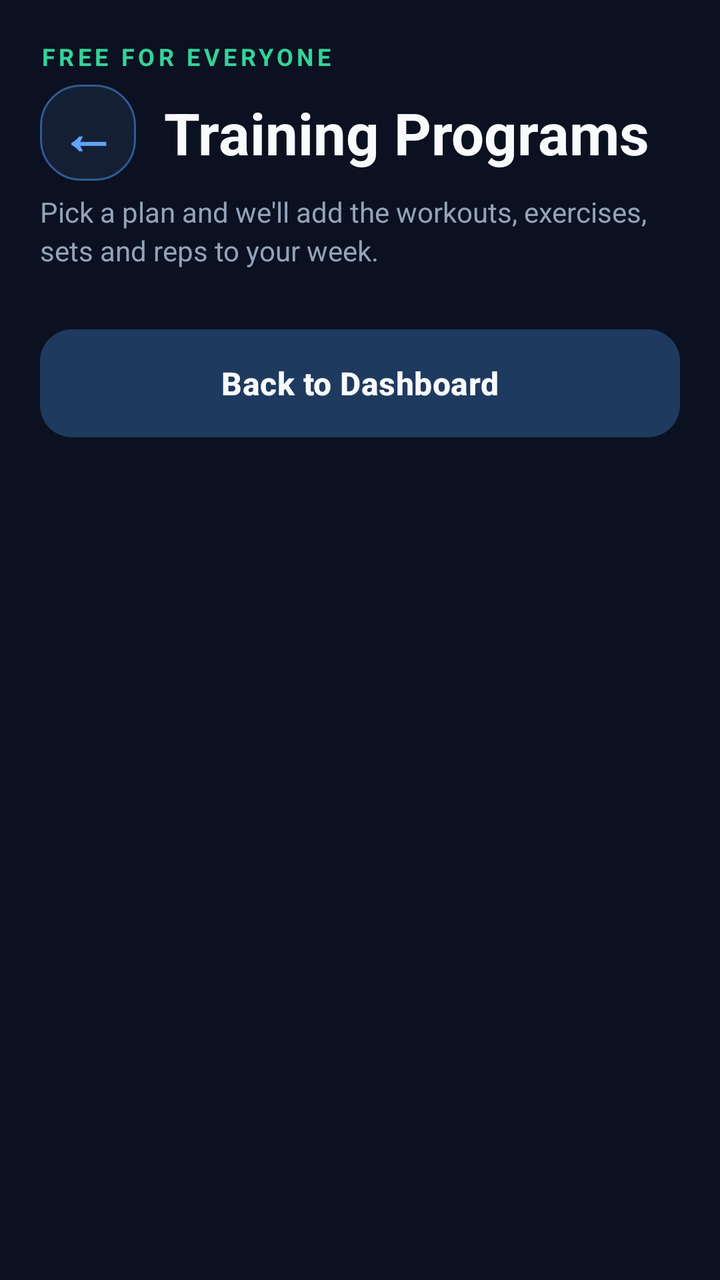
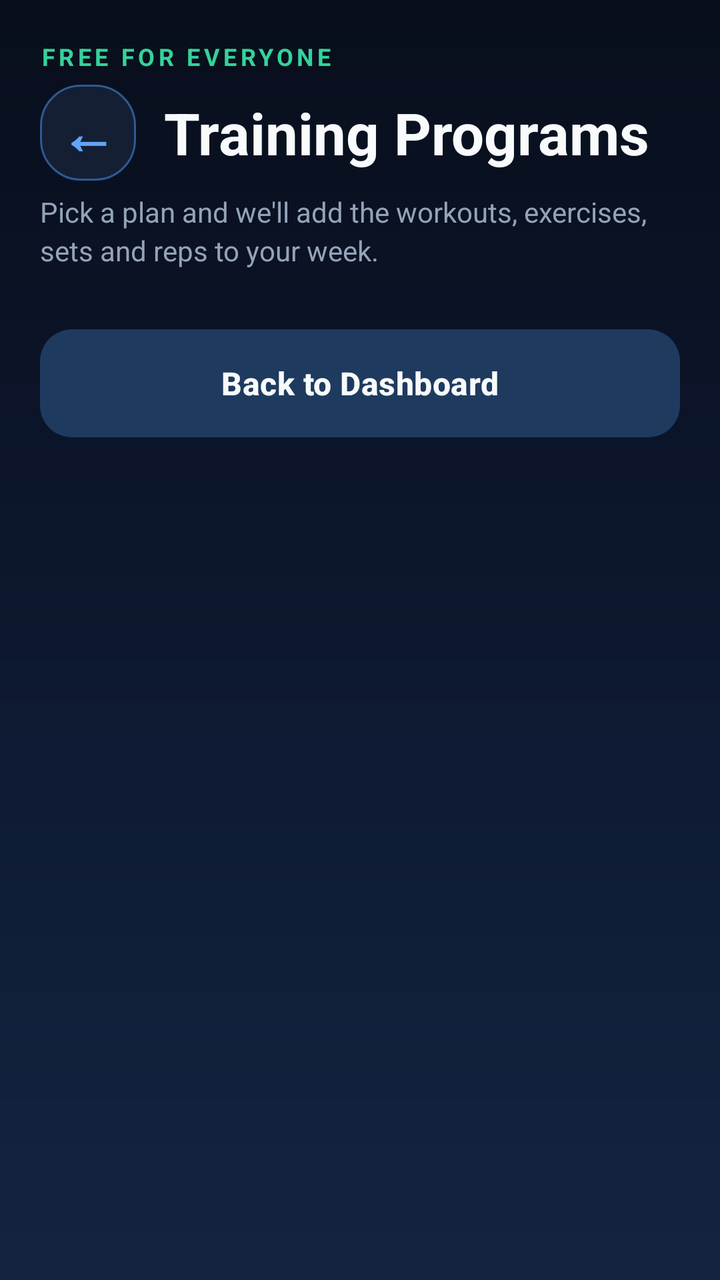

Compare the two renders of this Android layout. The source of the first and the diff that turns it into the second are given below.
<!-- AndroidManifest.xml: application theme Theme.GymTrackerPro -->
<!-- res/layout/activity_programs.xml -->
<?xml version="1.0" encoding="utf-8"?>
<ScrollView xmlns:android="http://schemas.android.com/apk/res/android"
    android:layout_width="match_parent"
    android:layout_height="match_parent"
    android:background="@color/gt_bg"
    android:fillViewport="true"
    android:scrollbars="none">

    <LinearLayout
        android:layout_width="match_parent"
        android:layout_height="wrap_content"
        android:orientation="vertical"
        android:padding="20dp">

        <TextView
            android:layout_width="wrap_content"
            android:layout_height="wrap_content"
            android:letterSpacing="0.15"
            android:text="FREE FOR EVERYONE"
            android:textColor="@color/gt_green"
            android:textSize="12sp"
            android:textStyle="bold" />

        
        <LinearLayout
            android:layout_width="match_parent"
            android:layout_height="wrap_content"
            android:layout_marginTop="6dp"
            android:gravity="center_vertical"
            android:orientation="horizontal">

            <TextView
                android:id="@+id/buttonBackArrow"
                android:layout_width="48dp"
                android:layout_height="48dp"
                android:background="@drawable/bg_card"
                android:clickable="true"
                android:contentDescription="Back to Dashboard"
                android:focusable="true"
                android:gravity="center"
                android:text="←"
                android:textColor="@color/gt_blue"
                android:textSize="28sp"
                android:textStyle="bold" />

            <TextView
                android:layout_width="0dp"
                android:layout_height="wrap_content"
                android:layout_marginStart="14dp"
                android:layout_weight="1"
                android:text="Training Programs"
                android:textColor="@color/gt_text"
                android:textSize="29sp"
                android:textStyle="bold" />

        </LinearLayout>

        <TextView
            android:layout_width="match_parent"
            android:layout_height="wrap_content"
            android:layout_marginTop="6dp"
            android:layout_marginBottom="22dp"
            android:lineSpacingExtra="3dp"
            android:text="Pick a plan and we'll add the workouts, exercises, sets and reps to your week."
            android:textColor="@color/gt_text_secondary"
            android:textSize="14sp" />

        <LinearLayout
            android:id="@+id/containerProgramsList"
            android:layout_width="match_parent"
            android:layout_height="wrap_content"
            android:orientation="vertical" />

        <Button
            android:id="@+id/buttonBackHome"
            style="@style/Widget.GymTracker.Button.Tonal"
            android:layout_width="match_parent"
            android:layout_height="54dp"
            android:layout_marginTop="8dp"
            android:layout_marginBottom="12dp"
            android:text="Back to Dashboard" />

    </LinearLayout>

</ScrollView>
<!-- resources referenced by this layout -->
<resources>
  <color name="gt_bg">#0B1120</color>
  <color name="gt_blue">#60A5FA</color>
  <color name="gt_green">#34D399</color>
  <color name="gt_text">#F8FAFC</color>
  <color name="gt_text_secondary">#94A3B8</color>
  <!-- drawable bg_card (drawable) -->
  <?xml version="1.0" encoding="utf-8"?>
  <shape xmlns:android="http://schemas.android.com/apk/res/android" android:shape="rectangle">
      <solid android:color="@color/gt_surface" />
      <corners android:radius="20dp" />
      <stroke android:width="1dp" android:color="@color/gt_stroke" />
  </shape>
  <style name="Widget.GymTracker.Button.Tonal">
          <item name="backgroundTint">@color/gt_tonal</item>
          <item name="android:textColor">@color/gt_text</item>
      </style>
  <style name="Theme.GymTrackerPro" parent="Base.Theme.GymTrackerPro" />
  <color name="gt_surface">#151F33</color>
  <color name="gt_stroke">#2F5A94</color>
  <color name="gt_tonal">#1E3A5F</color>
  <style name="Base.Theme.GymTrackerPro" parent="Theme.Material3.Dark.NoActionBar">
          <item name="colorPrimary">@color/gt_blue</item>
          <item name="colorSurface">@color/gt_surface</item>
          <item name="android:windowBackground">@color/gt_background</item>
  
          
          <item name="android:statusBarColor">@color/gt_background</item>
          <item name="android:navigationBarColor">@color/gt_background</item>
          <item name="android:windowLightStatusBar">false</item>
      </style>
  <color name="gt_background">#0B1120</color>
</resources>

<!-- the commit's change to res/layout/activity_programs.xml (unified diff, before → after) -->
@@ -2,7 +2,7 @@
 <ScrollView xmlns:android="http://schemas.android.com/apk/res/android"
     android:layout_width="match_parent"
     android:layout_height="match_parent"
-    android:background="@color/gt_bg"
+    android:background="@drawable/bg_midnight_gradient"
     android:fillViewport="true"
     android:scrollbars="none">
 
<!-- resource entries referenced after the edit -->
@@ -1,6 +1,5 @@
 <!-- resources referenced by this layout -->
 <resources>
-  <color name="gt_bg">#0B1120</color>
   <color name="gt_blue">#60A5FA</color>
   <color name="gt_green">#34D399</color>
   <color name="gt_text">#F8FAFC</color>
@@ -11,6 +10,19 @@
       <solid android:color="@color/gt_surface" />
       <corners android:radius="20dp" />
       <stroke android:width="1dp" android:color="@color/gt_stroke" />
+  </shape>
+  <!-- drawable bg_midnight_gradient (drawable) -->
+  <?xml version="1.0" encoding="utf-8"?>
+  <shape xmlns:android="http://schemas.android.com/apk/res/android"
+      android:shape="rectangle">
+  
+      <gradient
+          android:angle="270"
+          android:startColor="#080E1B"
+          android:centerColor="#0D1830"
+          android:endColor="#142440"
+          android:type="linear" />
+  
   </shape>
   <style name="Widget.GymTracker.Button.Tonal">
           <item name="backgroundTint">@color/gt_tonal</item>
